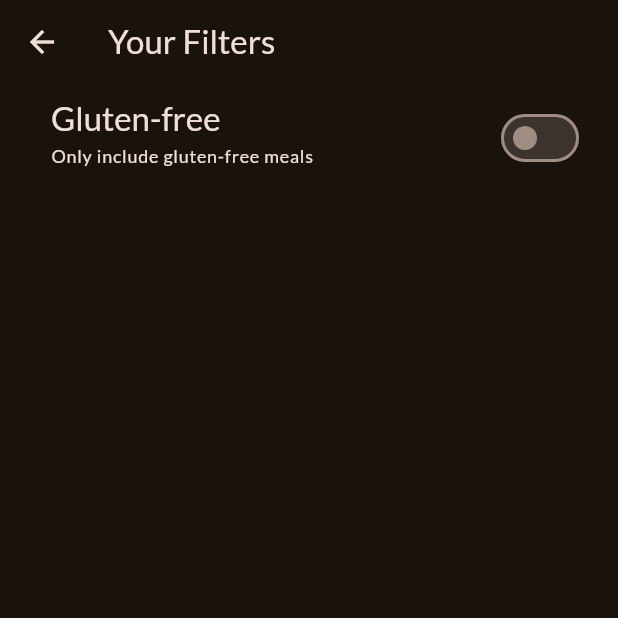
After one commit to HM-Wimalasiri/meal_app, a Flutter app: the FiltersScreen screen opened directly, on a phone screen of 412 x 824 dp, the top half of it. The commit adds this screen. Run offline on Flutter 3.47's test engine with Material 3 defaults, Android fonts, the phone set to English and light mode, and no system bars; our stand-ins replace google_fonts, transparent_image.

Commit message:
Implemented filters screen

```diff
--- /dev/null
+++ b/lib/screens/filters.dart
@@ -0,0 +1,49 @@
+import 'package:flutter/material.dart';
+import 'package:flutter/widgets.dart';
+
+class FiltersScreen extends StatefulWidget {
+  const FiltersScreen({super.key});
+
+  @override
+  State<FiltersScreen> createState() {
+    return _FiltersScreenState();
+  }
+}
+
+class _FiltersScreenState extends State<FiltersScreen> {
+  var _glutenFreeFilterSet = false;
+  @override
+  Widget build(BuildContext context) {
+    return Scaffold(
+      appBar: AppBar(
+        title: const Text('Your Filters'),
+      ),
+      body: Column(children: [
+        SwitchListTile(
+          value: _glutenFreeFilterSet,
+          onChanged: (isChecked) {
+            setState(() {
+              _glutenFreeFilterSet = isChecked;
+            });
+          },
+          title: Text(
+            'Gluten-free',
+            style: Theme.of(context)
+                .textTheme
+                .titleLarge!
+                .copyWith(color: Theme.of(context).colorScheme.onBackground),
+          ),
+          subtitle: Text(
+            'Only include gluten-free meals',
+            style: Theme.of(context)
+                .textTheme
+                .labelMedium!
+                .copyWith(color: Theme.of(context).colorScheme.onBackground),
+          ),
+          activeColor: Theme.of(context).colorScheme.tertiary,
+          contentPadding: const EdgeInsets.only(left: 34, right: 22),
+        )
+      ]),
+    );
+  }
+}
```
Also changed, not shown: lib/screens/tabs.dart (+10 -1 lines), lib/widgets/main_drawer.dart (+9 -3 lines).
